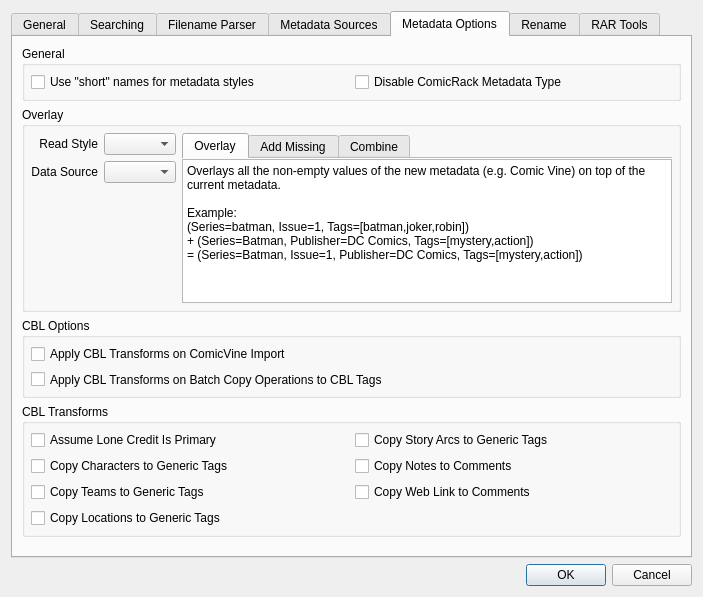
First picture: the form in comictaggerlib/ui/settingswindow.ui, repository comictagger/comictagger, before the edit.
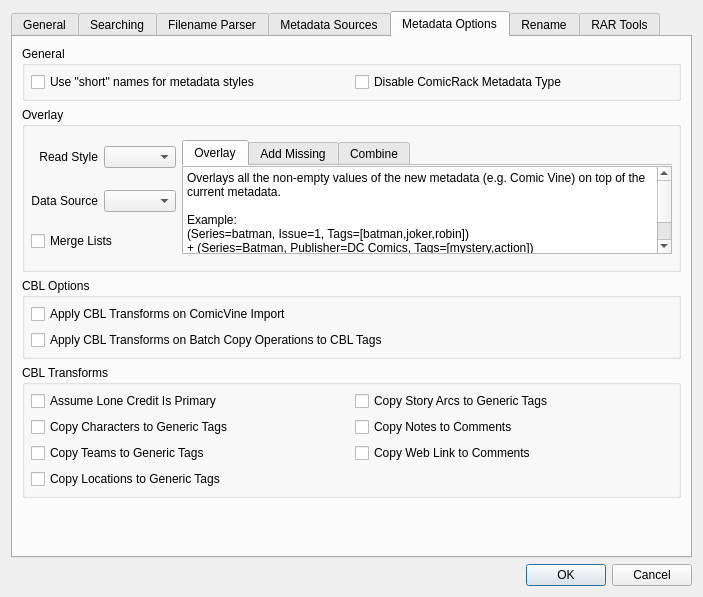
Second picture: the form after the edit.

Commit message: Add option for merge lists and fix saving overlay options in settings window

What changed in the file:
```diff
--- a/comictaggerlib/ui/settingswindow.ui
+++ b/comictaggerlib/ui/settingswindow.ui
@@ -867,6 +867,13 @@
               </property>
              </widget>
             </item>
+            <item row="2" column="0" colspan="2">
+             <widget class="QCheckBox" name="cbxOverlayMergeLists">
+              <property name="text">
+               <string>Merge Lists</string>
+              </property>
+             </widget>
+            </item>
            </layout>
           </widget>
          </item>
```
The commit also changes 7 other files.
